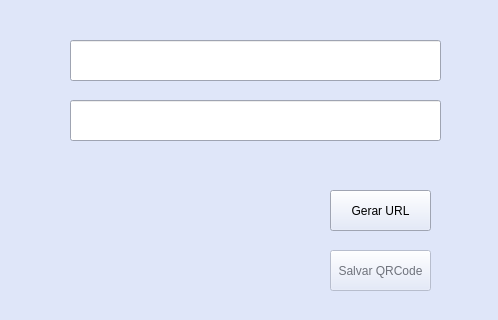
Before: the Qt Designer form qrcode-builder.ui in psfrancieli/QrCode-Builder, drawn with Qt 5; both pictures show x 0 to 498 and y 0 to 320 of the 498 by 465 pixel window.
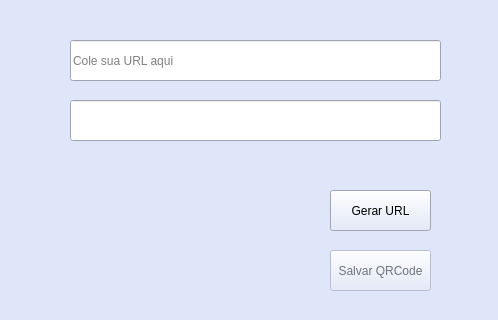
After: the same form once the commit is applied.

Diff of the .ui file:
```diff
--- a/qrcode-builder.ui
+++ b/qrcode-builder.ui
@@ -487,6 +487,12 @@
       <height>41</height>
      </rect>
     </property>
+    <property name="text">
+     <string/>
+    </property>
+    <property name="placeholderText">
+     <string>Cole sua URL aqui</string>
+    </property>
    </widget>
    <widget class="QLineEdit" name="url2">
     <property name="geometry">
```
